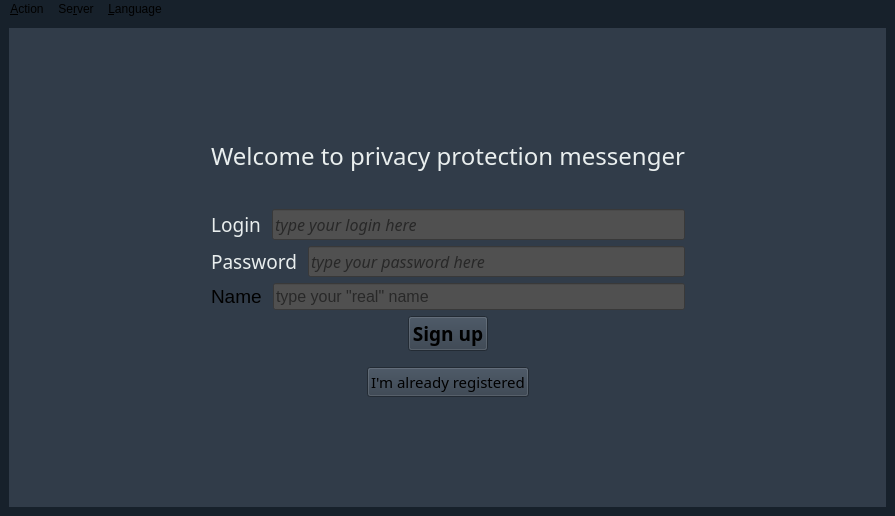
Old version of the form mainwindow.ui in the repository imperzer0/privacy-protection-messenger-qt.
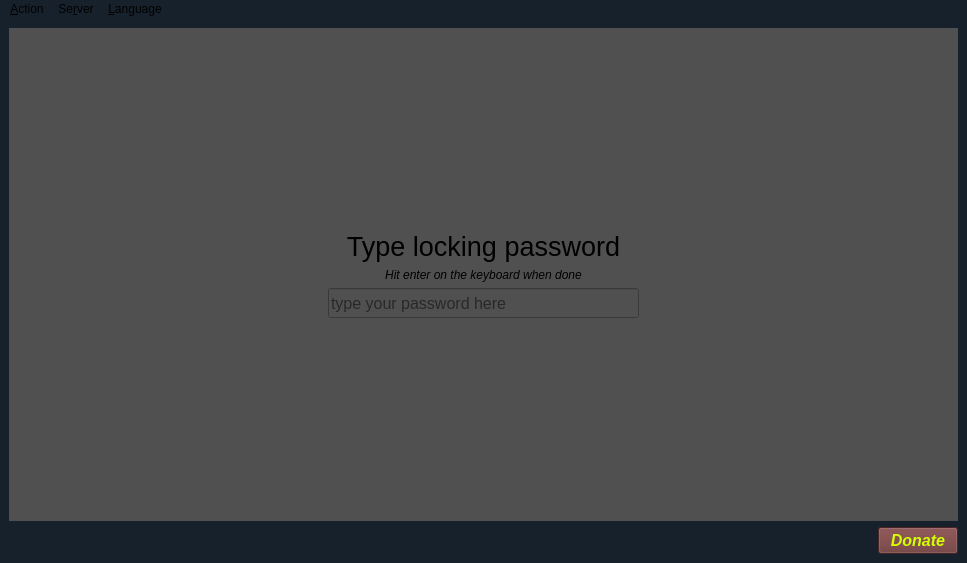
New version of the form. The open tabs and pages were chosen to show the change.

Commit message: added donate button refactored switcher to more flexible version

Patch:
```diff
--- a/mainwindow.ui
+++ b/mainwindow.ui
@@ -9,8 +9,8 @@
    <rect>
     <x>0</x>
     <y>0</y>
-    <width>895</width>
-    <height>516</height>
+    <width>967</width>
+    <height>563</height>
    </rect>
   </property>
   <property name="sizePolicy">
@@ -44,7 +44,7 @@
     <string notr="true"/>
    </property>
    <layout class="QGridLayout" name="gridLayout_2">
-    <item row="0" column="0">
+    <item row="0" column="0" colspan="3">
      <widget class="QStackedWidget" name="stackedWidget">
       <property name="enabled">
        <bool>true</bool>
@@ -67,6 +67,135 @@
       <property name="currentIndex">
        <number>0</number>
       </property>
+      <widget class="QWidget" name="locking_password">
+       <layout class="QGridLayout" name="gridLayout_4">
+        <item row="4" column="1">
+         <spacer name="spacer22">
+          <property name="orientation">
+           <enum>Qt::Vertical</enum>
+          </property>
+          <property name="sizeHint" stdset="0">
+           <size>
+            <width>20</width>
+            <height>40</height>
+           </size>
+          </property>
+         </spacer>
+        </item>
+        <item row="3" column="1">
+         <widget class="QLineEdit" name="line_locking_password">
+          <property name="minimumSize">
+           <size>
+            <width>0</width>
+            <height>30</height>
+           </size>
+          </property>
+          <property name="font">
+           <font>
+            <pointsize>12</pointsize>
+           </font>
+          </property>
+          <property name="contextMenuPolicy">
+           <enum>Qt::NoContextMenu</enum>
+          </property>
+          <property name="text">
+           <string/>
+          </property>
+          <property name="maxLength">
+           <number>127</number>
+          </property>
+          <property name="echoMode">
+           <enum>QLineEdit::Password</enum>
+          </property>
+          <property name="placeholderText">
+           <string>type your password here</string>
+          </property>
+          <property name="clearButtonEnabled">
+           <bool>true</bool>
+          </property>
+         </widget>
+        </item>
+        <item row="1" column="0">
+         <spacer name="spacer19">
+          <property name="orientation">
+           <enum>Qt::Horizontal</enum>
+          </property>
+          <property name="sizeHint" stdset="0">
+           <size>
+            <width>40</width>
+            <height>20</height>
+           </size>
+          </property>
+         </spacer>
+        </item>
+        <item row="2" column="1">
+         <widget class="QLabel" name="label_hit_enter">
+          <property name="font">
+           <font>
+            <italic>true</italic>
+           </font>
+          </property>
+          <property name="mouseTracking">
+           <bool>false</bool>
+          </property>
+          <property name="text">
+           <string>Hit enter on the keyboard when done</string>
+          </property>
+          <property name="alignment">
+           <set>Qt::AlignCenter</set>
+          </property>
+          <property name="textInteractionFlags">
+           <set>Qt::NoTextInteraction</set>
+          </property>
+         </widget>
+        </item>
+        <item row="0" column="1">
+         <spacer name="spacer21">
+          <property name="orientation">
+           <enum>Qt::Vertical</enum>
+          </property>
+          <property name="sizeHint" stdset="0">
+           <size>
+            <width>20</width>
+            <height>40</height>
+           </size>
+          </property>
+         </spacer>
+        </item>
+        <item row="1" column="1">
+         <widget class="QLabel" name="label_locking_password">
+          <property name="font">
+           <font>
+            <pointsize>20</pointsize>
+            <italic>false</italic>
+           </font>
+          </property>
+          <property name="text">
+           <string>Type locking password</string>
+          </property>
+          <property name="alignment">
+           <set>Qt::AlignCenter</set>
+          </property>
+          <property name="textInteractionFlags">
+           <set>Qt::NoTextInteraction</set>
+          </property>
+         </widget>
+        </item>
+        <item row="1" column="2">
+         <spacer name="spacer20">
+          <property name="orientation">
+           <enum>Qt::Horizontal</enum>
+          </property>
+          <property name="sizeHint" stdset="0">
+           <size>
+            <width>40</width>
+            <height>20</height>
+           </size>
+          </property>
+         </spacer>
+        </item>
+       </layout>
+      </widget>
       <widget class="QWidget" name="registration">
        <property name="styleSheet">
         <string notr="true">background-color: #313c49;</string>
@@ -132,9 +261,12 @@
             <property name="orientation">
              <enum>Qt::Vertical</enum>
             </property>
+            <property name="sizeType">
+             <enum>QSizePolicy::Preferred</enum>
+            </property>
             <property name="sizeHint" stdset="0">
              <size>
-              <width>20</width>
+              <width>10</width>
               <height>30</height>
              </size>
             </property>
@@ -159,7 +291,7 @@
                  <font>
                   <family>Consolas for Powerline</family>
                   <pointsize>14</pointsize>
-                  <italic>false</italic>
+                  <italic>true</italic>
                  </font>
                 </property>
                 <property name="styleSheet">
@@ -215,7 +347,7 @@
                  <font>
                   <family>Consolas for Powerline</family>
                   <pointsize>14</pointsize>
-                  <italic>false</italic>
+                  <italic>true</italic>
                  </font>
                 </property>
                 <property name="styleSheet">
@@ -247,6 +379,9 @@
                 <property name="placeholderText">
                  <string>type your password here</string>
                 </property>
+                <property name="clearButtonEnabled">
+                 <bool>true</bool>
+                </property>
                </widget>
               </item>
              </layout>
@@ -258,6 +393,7 @@
                 <property name="font">
                  <font>
                   <pointsize>14</pointsize>
+                  <italic>true</italic>
                  </font>
                 </property>
                 <property name="text">
@@ -1002,6 +1138,44 @@
       </widget>
      </widget>
     </item>
+    <item row="1" column="0">
+     <spacer name="spacer18">
+      <property name="orientation">
+       <enum>Qt::Horizontal</enum>
+      </property>
+      <property name="sizeHint" stdset="0">
+       <size>
+        <width>40</width>
+        <height>20</height>
+       </size>
+      </property>
+     </spacer>
+    </item>
+    <item row="1" column="2">
+     <widget class="QPushButton" name="button_donate">
+      <property name="font">
+       <font>
+        <pointsize>12</pointsize>
+        <italic>true</italic>
+        <bold>true</bold>
+        <underline>false</underline>
+        <strikeout>false</strikeout>
+        <stylestrategy>PreferDefault</stylestrategy>
+        <kerning>true</kerning>
+       </font>
+      </property>
+      <property name="styleSheet">
+       <string notr="true">background-color: rgb(104, 51, 51);
+color: rgb(213, 255, 0);</string>
+      </property>
+      <property name="text">
+       <string>Donate</string>
+      </property>
+      <property name="shortcut">
+       <string notr="true">Ctrl+D</string>
+      </property>
+     </widget>
+    </item>
    </layout>
   </widget>
   <widget class="QMenuBar" name="menu_bar">
@@ -1009,7 +1183,7 @@
     <rect>
      <x>0</x>
      <y>0</y>
-     <width>895</width>
+     <width>967</width>
      <height>21</height>
     </rect>
    </property>
```
Left out of the diff: 168 changed lines with no effect on the pictures. The commit also changes 3 other files.
